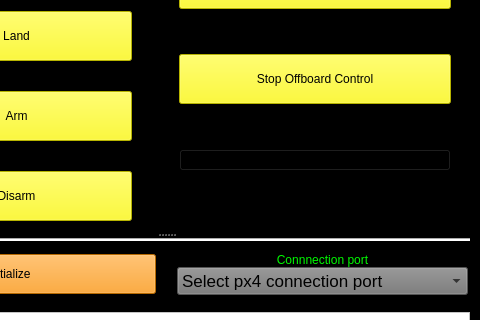
sarath-menon/mavsdk_interface, file app/src/mainwindow.ui: the form before one commit; both pictures show x 149 to 629 and y 109 to 429 of the 629 by 558 pixel window.
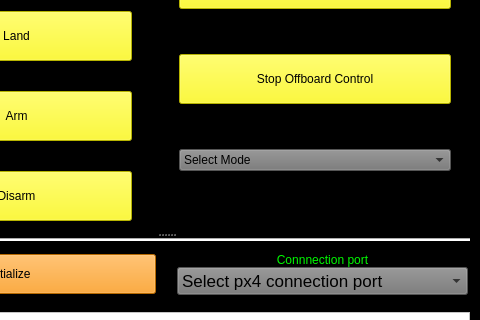
The form after the commit.

What changed in the file:
```diff
--- a/app/src/mainwindow.ui
+++ b/app/src/mainwindow.ui
@@ -174,6 +174,9 @@
            </item>
            <item>
             <widget class="QComboBox" name="mode_selector">
+             <property name="styleSheet">
+              <string notr="true">background-color: rgb(117, 117, 117);</string>
+             </property>
              <property name="currentText">
               <string>Select Mode</string>
              </property>
```
